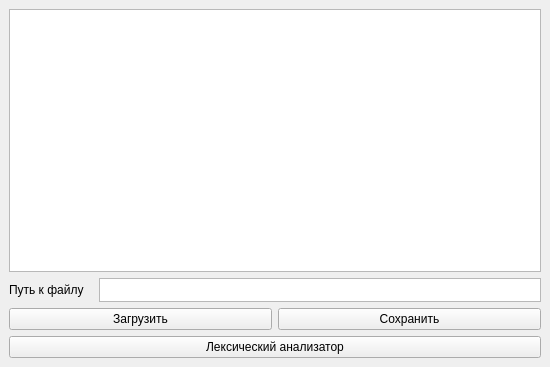
Before: the Qt Designer form OS_2/mainwindow.ui in Win9XCHI/Translator, drawn with Qt 5.
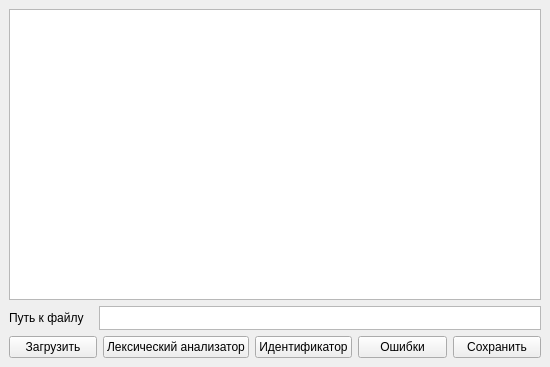
After: the same form once the commit is applied.

```diff
--- a/OS_2/mainwindow.ui
+++ b/OS_2/mainwindow.ui
@@ -101,6 +101,27 @@
         </property>
        </widget>
       </item>
+      <item>
+       <widget class="QPushButton" name="pushButton_3">
+        <property name="text">
+         <string>Лексический анализатор</string>
+        </property>
+       </widget>
+      </item>
+      <item>
+       <widget class="QPushButton" name="pushButton_4">
+        <property name="text">
+         <string>Идентификатор</string>
+        </property>
+       </widget>
+      </item>
+      <item>
+       <widget class="QPushButton" name="pushButton_5">
+        <property name="text">
+         <string>Ошибки</string>
+        </property>
+       </widget>
+      </item>
       <item>
        <widget class="QPushButton" name="pushButton">
         <property name="enabled">
@@ -113,13 +134,6 @@
       </item>
      </layout>
     </item>
-    <item>
-     <widget class="QPushButton" name="pushButton_3">
-      <property name="text">
-       <string>Лексический анализатор</string>
-      </property>
-     </widget>
-    </item>
    </layout>
   </widget>
   <widget class="QMenuBar" name="menubar">
```
